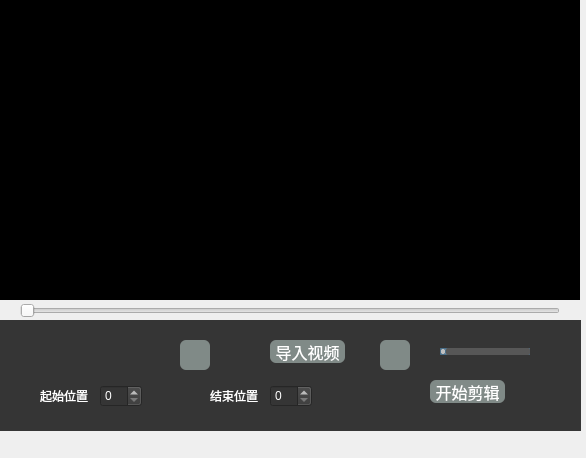
poi-t/videoEditor, file videoEditor.ui: the form before one commit.
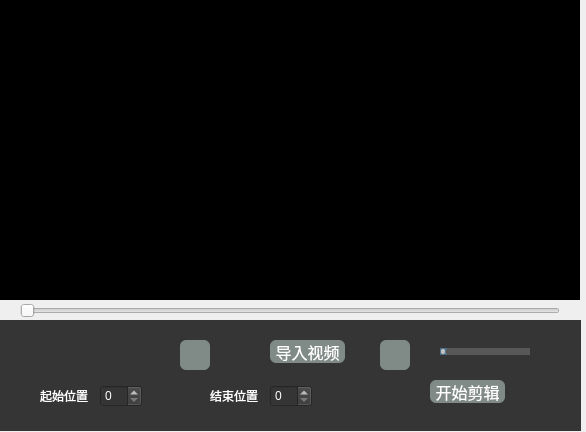
The form after the commit. Custom widgets are drawn as their Qt base class.

Commit message: ui微调

What changed in the file:
```diff
--- a/videoEditor.ui
+++ b/videoEditor.ui
@@ -7,7 +7,7 @@
     <x>0</x>
     <y>0</y>
     <width>586</width>
-    <height>458</height>
+    <height>432</height>
    </rect>
   </property>
   <property name="windowTitle">
```
